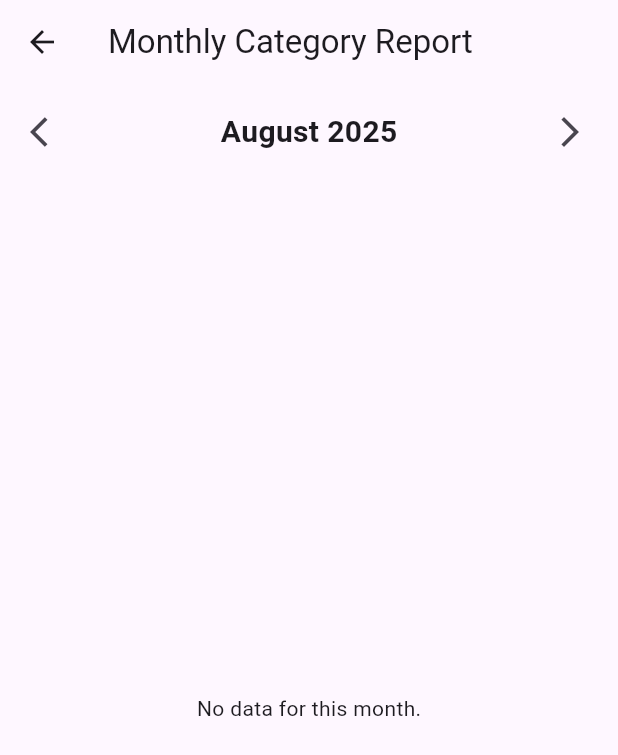
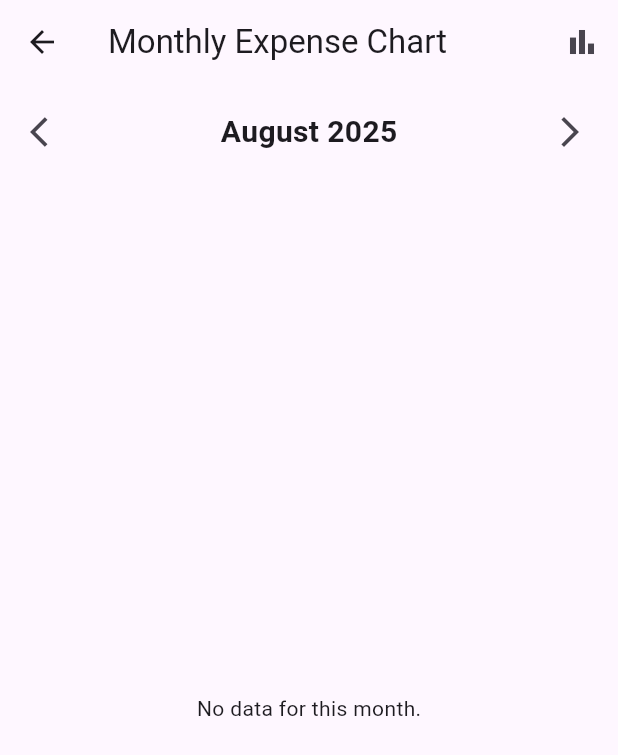
Before and after one commit to Jegatheesh001/ExpenseTracker, a Flutter app: the ReportsScreen screen opened directly with empty values, after a tap on the "arrow back ios" icon, on a phone screen of 412 x 824 dp. Shown: the top 755 px of the screen. Run offline on Flutter 3.47's test engine with Material 3 defaults, Android fonts, the phone set to English and light mode, and no system bars; our stand-ins replace file_picker, fl_chart, image_picker, photo_view, shared_preferences, sqflite; missing offline and left inert: receive_sharing_intent; accounts and stored records are empty.

Commit message:
Five-Month Expense Summary Chart

```diff
--- a/lib/db/database_helper.dart
+++ b/lib/db/database_helper.dart
@@ -252,4 +252,26 @@ class DatabaseHelper {
 
     return categorySpending;
   }
+
+  // Retrieves the total expenses for the last five months.
+  Future<Map<String, double>> getExpensesForLastFiveMonths(int profileId) async {
+    final Database db = await database;
+    final Map<String, double> monthlyTotals = {};
+    final now = DateTime.now();
+
+    for (int i = 0; i < 5; i++) {
+      final month = DateTime(now.year, now.month - i, 1);
+      final monthKey = month.toIso8601String().substring(0, 7);
+      final List<Map<String, dynamic>> result = await db.query(
+        'expenses',
+        columns: ['SUM(amount) as total'],
+        where: "strftime('%Y-%m', expenseDate) = ? AND profileId = ?",
+        whereArgs: [monthKey, profileId],
+      );
+      final double sum = result.first['total'] ?? 0.0;
+      monthlyTotals[monthKey] = sum;
+    }
+
+    return monthlyTotals;
+  }
 }
--- a/lib/db/persistence_context.dart
+++ b/lib/db/persistence_context.dart
@@ -63,4 +63,8 @@ class PersistenceContext {
   Future<Map<String, double>> getCategorySpendingForMonth(DateTime date, int profileId) async {
     return await DatabaseHelper().getCategorySpendingForMonth(date, profileId);
   }
+
+  Future<Map<String, double>> getExpensesForLastFiveMonths(int profileId) async {
+    return await DatabaseHelper().getExpensesForLastFiveMonths(profileId);
+  }
 }
--- a/lib/reports_screen.dart
+++ b/lib/reports_screen.dart
@@ -7,7 +7,7 @@ class ReportsScreen extends StatefulWidget {
   final int profileId;
   final String currencySymbol;
 
-  const ReportsScreen({Key? key, required this.profileId, required this.currencySymbol}) : super(key: key);
+  const ReportsScreen({super.key, required this.profileId, required this.currencySymbol});
 
   @override
   _ReportsScreenState createState() => _ReportsScreenState();
@@ -15,23 +15,26 @@ class ReportsScreen extends StatefulWidget {
 
 class _ReportsScreenState extends State<ReportsScreen> {
   late Future<Map<String, double>> _categorySpendingFuture;
+  late Future<Map<String, double>> _lastFiveMonthsSpendingFuture;
   late DateTime _selectedDate;
+  bool _showMonthlyCategoryReport = true;
 
   @override
   void initState() {
     super.initState();
     _selectedDate = DateTime.now();
-    _updateFuture();
+    _updateFutures();
   }
 
-  void _updateFuture() {
+  void _updateFutures() {
     _categorySpendingFuture = PersistenceContext().getCategorySpendingForMonth(_selectedDate, widget.profileId);
+    _lastFiveMonthsSpendingFuture = PersistenceContext().getExpensesForLastFiveMonths(widget.profileId);
   }
 
   void _changeMonth(int month) {
     setState(() {
       _selectedDate = DateTime(_selectedDate.year, _selectedDate.month + month, 1);
-      _updateFuture();
+      _updateFutures();
     });
   }
 
@@ -39,9 +42,24 @@ class _ReportsScreenState extends State<ReportsScreen> {
   Widget build(BuildContext context) {
     return Scaffold(
       appBar: AppBar(
-        title: const Text('Monthly Category Report'),
+        title: Text(_showMonthlyCategoryReport ? 'Monthly Expense Chart' : 'Expense Trend'),
+        actions: [
+          IconButton(
+            icon: Icon(_showMonthlyCategoryReport ? Icons.bar_chart : Icons.pie_chart),
+            onPressed: () {
+              setState(() {
+                _showMonthlyCategoryReport = !_showMonthlyCategoryReport;
+              });
+            },
           ),
-      body: Column(
+        ],
+      ),
+      body: _showMonthlyCategoryReport ? _buildMonthlyCategoryReport() : _buildLastFiveMonthsReport(),
+    );
+  }
+
+  Widget _buildMonthlyCategoryReport() {
+    return Column(
       children: [
         Padding(
           padding: const EdgeInsets.all(8.0),
@@ -143,7 +161,79 @@ class _ReportsScreenState extends State<ReportsScreen> {
           ),
         ),
       ],
+    );
+  }
+
+  Widget _buildLastFiveMonthsReport() {
+    return FutureBuilder<Map<String, double>>(
+      future: _lastFiveMonthsSpendingFuture,
+      builder: (context, snapshot) {
+        if (snapshot.connectionState == ConnectionState.waiting) {
+          return const Center(child: CircularProgressIndicator());
+        } else if (snapshot.hasError) {
+          return Center(child: Text('Error: ${snapshot.error}'));
+        } else if (!snapshot.hasData || snapshot.data!.isEmpty) {
+          return const Center(child: Text('No data for the last five months.'));
+        } else {
+          final monthlyTotals = snapshot.data!;
+          final sortedMonths = monthlyTotals.keys.toList()..sort();
+
+          return Padding(
+            padding: const EdgeInsets.all(16.0),
+            child: BarChart(
+              BarChartData(
+                alignment: BarChartAlignment.spaceAround,
+                maxY: monthlyTotals.values.reduce((a, b) => a > b ? a : b) * 1.2,
+                barTouchData: BarTouchData(enabled: false),
+                titlesData: FlTitlesData(
+                  show: true,
+                  bottomTitles: AxisTitles(
+                    sideTitles: SideTitles(
+                      showTitles: true,
+                      getTitlesWidget: (value, meta) {
+                        final month = sortedMonths[value.toInt()];
+                        return SideTitleWidget(
+                          axisSide: meta.axisSide,
+                          child: Text(DateFormat('MMM yyyy').format(DateTime.parse('$month-01'))),
+                        );
+                      },
+                      reservedSize: 38,
+                    ),
+                  ),
+                  leftTitles: AxisTitles(
+                    sideTitles: SideTitles(showTitles: false),
+                  ),
+                  topTitles: AxisTitles(
+                    sideTitles: SideTitles(showTitles: false),
+                  ),
+                  rightTitles: AxisTitles(
+                    sideTitles: SideTitles(showTitles: false),
+                  ),
+                ),
+                gridData: FlGridData(show: false),
+                borderData: FlBorderData(show: false),
+                barGroups: sortedMonths.asMap().entries.map((entry) {
+                  final index = entry.key;
+                  final month = entry.value;
+                  final total = monthlyTotals[month]!;
+
+                  return BarChartGroupData(
+                    x: index,
+                    barRods: [
+                      BarChartRodData(
+                        toY: total,
+                        color: Colors.primaries[index % Colors.primaries.length],
+                        width: 22,
+                        borderRadius: BorderRadius.zero,
+                      ),
+                    ],
+                  );
+                }).toList(),
+              ),
             ),
           );
         }
+      },
+    );
   }
+}
```
Lines whose indentation alone changed are shown as unchanged.
